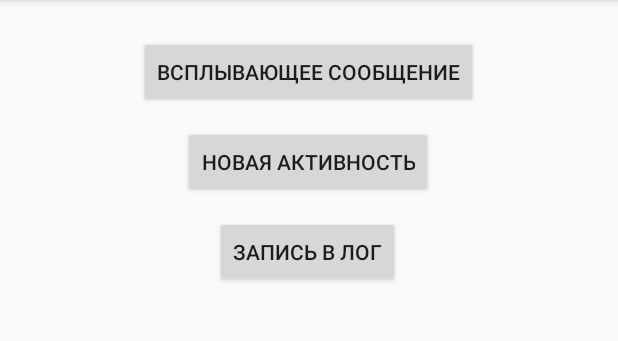
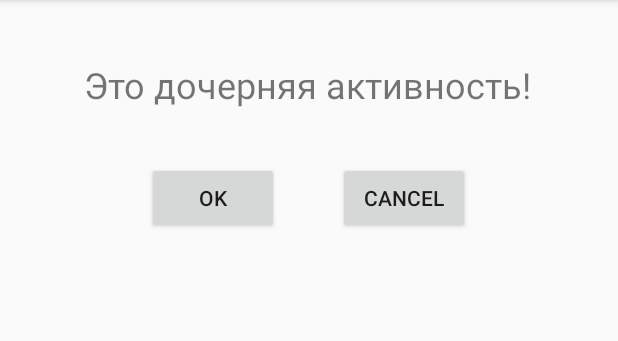
Before and after one commit to msenin/KotlinAndroidSFT, an Android app: the screen it shows after launch (MainActivity before the commit, ChildActivity after it), after a tap on "НОВАЯ АКТИВНОСТЬ", on a phone screen of 412 x 824 dp, the part 84-425 px from its top. Run offline under Robolectric (Android 15) with nearby library versions, the phone set to English and light mode, and no system bars; libraries missing offline, so code that uses them is left out: ru.senin.kotlin.

Commit message:
Child Activity added

```diff
--- a/Activity/app/build.gradle
+++ b/Activity/app/build.gradle
@@ -24,7 +24,7 @@ android {
 
 dependencies {
     implementation fileTree(dir: 'libs', include: ['*.jar'])
-    implementation"org.jetbrains.kotlin:kotlin-stdlib-jdk7:$kotlin_version"
+    implementation "org.jetbrains.kotlin:kotlin-stdlib-jdk7:$kotlin_version"
     implementation 'androidx.appcompat:appcompat:1.0.2'
     implementation 'androidx.core:core-ktx:1.0.2'
     implementation 'androidx.constraintlayout:constraintlayout:1.1.3'
--- a/Activity/app/src/main/AndroidManifest.xml
+++ b/Activity/app/src/main/AndroidManifest.xml
@@ -9,10 +9,10 @@
         android:roundIcon="@mipmap/ic_launcher_round"
         android:supportsRtl="true"
         android:theme="@style/AppTheme">
+        <activity android:name=".ChildActivity"></activity>
         <activity android:name=".MainActivity">
             <intent-filter>
                 <action android:name="android.intent.action.MAIN" />
-
                 <category android:name="android.intent.category.LAUNCHER" />
             </intent-filter>
         </activity>
--- /dev/null
+++ b/Activity/app/src/main/java/ru/senin/kotlin/android/activityapplication/ChildActivity.kt
@@ -0,0 +1,32 @@
+package ru.senin.kotlin.android.activityapplication
+
+import android.app.Activity
+import android.content.Intent
+import android.os.Bundle
+import androidx.appcompat.app.AppCompatActivity
+import kotlinx.android.synthetic.main.activity_child.*
+
+
+class ChildActivity : AppCompatActivity() {
+
+    override fun onCreate(savedInstanceState: Bundle?) {
+        super.onCreate(savedInstanceState)
+        setContentView(R.layout.activity_child)
+
+        childCloseOkButton.setOnClickListener {
+            finishWithResult("Ok")
+        }
+
+        childCloseCancelButton.setOnClickListener {
+            finishWithResult("Cancel")
+        }
+    }
+
+    private fun finishWithResult(resultString: String) {
+        val intent = Intent()
+        intent.putExtra("result", resultString)
+        setResult(Activity.RESULT_OK, intent)
+        finish()
+    }
+
+}
--- /dev/null
+++ b/Activity/app/src/main/res/layout/activity_child.xml
@@ -0,0 +1,43 @@
+<?xml version="1.0" encoding="utf-8"?>
+<androidx.constraintlayout.widget.ConstraintLayout xmlns:android="http://schemas.android.com/apk/res/android"
+    xmlns:app="http://schemas.android.com/apk/res-auto"
+    xmlns:tools="http://schemas.android.com/tools"
+    android:layout_width="match_parent"
+    android:layout_height="match_parent"
+    tools:context=".ChildActivity">
+
+    <TextView
+        android:id="@+id/textView"
+        android:layout_width="wrap_content"
+        android:layout_height="wrap_content"
+        android:layout_marginTop="40dp"
+        android:text="Это дочерняя активность!"
+        android:textSize="24sp"
+        app:layout_constraintHorizontal_bias="0.497"
+        app:layout_constraintLeft_toLeftOf="parent"
+        app:layout_constraintRight_toRightOf="parent"
+        app:layout_constraintTop_toTopOf="parent" />
+
+    <Button
+        android:id="@+id/childCloseOkButton"
+        android:layout_width="wrap_content"
+        android:layout_height="wrap_content"
+        android:layout_marginTop="108dp"
+        android:text="OK"
+        app:layout_constraintHorizontal_bias="0.303"
+        app:layout_constraintLeft_toLeftOf="parent"
+        app:layout_constraintRight_toRightOf="parent"
+        app:layout_constraintTop_toTopOf="parent" />
+
+    <Button
+        android:id="@+id/childCloseCancelButton"
+        android:layout_width="wrap_content"
+        android:layout_height="wrap_content"
+        android:layout_marginTop="108dp"
+        android:text="Cancel"
+        app:layout_constraintHorizontal_bias="0.696"
+        app:layout_constraintLeft_toLeftOf="parent"
+        app:layout_constraintRight_toRightOf="parent"
+        app:layout_constraintTop_toTopOf="parent" />
+
+</androidx.constraintlayout.widget.ConstraintLayout>
```
Also changed, not shown: Activity/app/src/main/java/ru/senin/kotlin/android/activityapplication/MainActivity.kt (+20 -3 lines).
